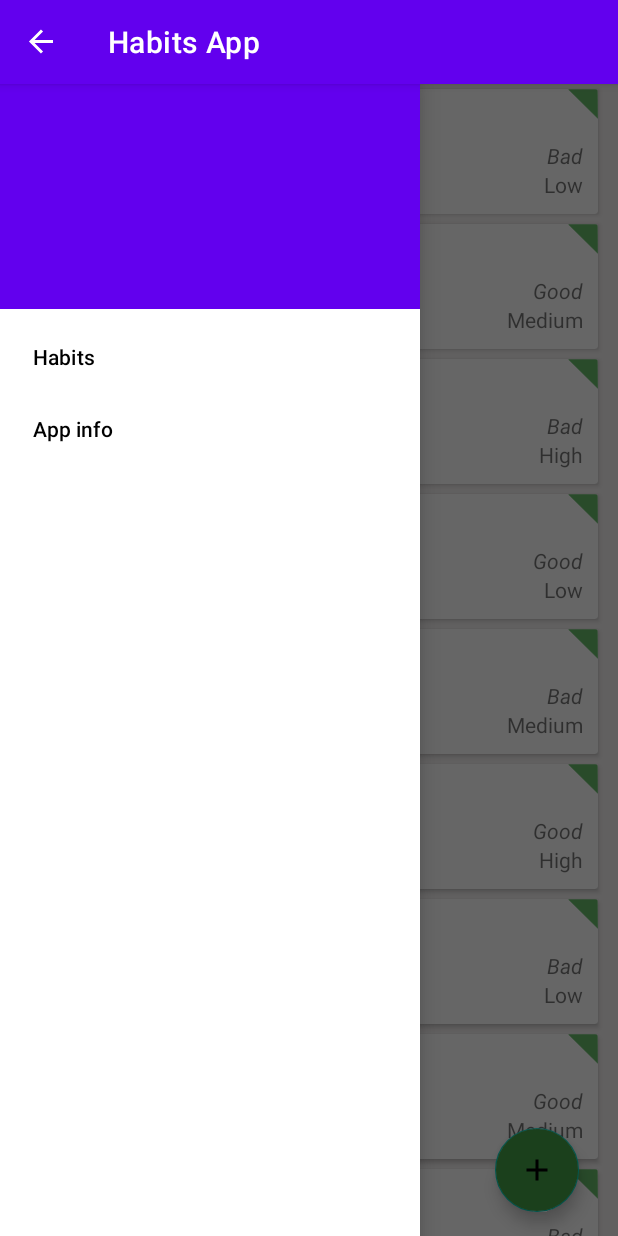
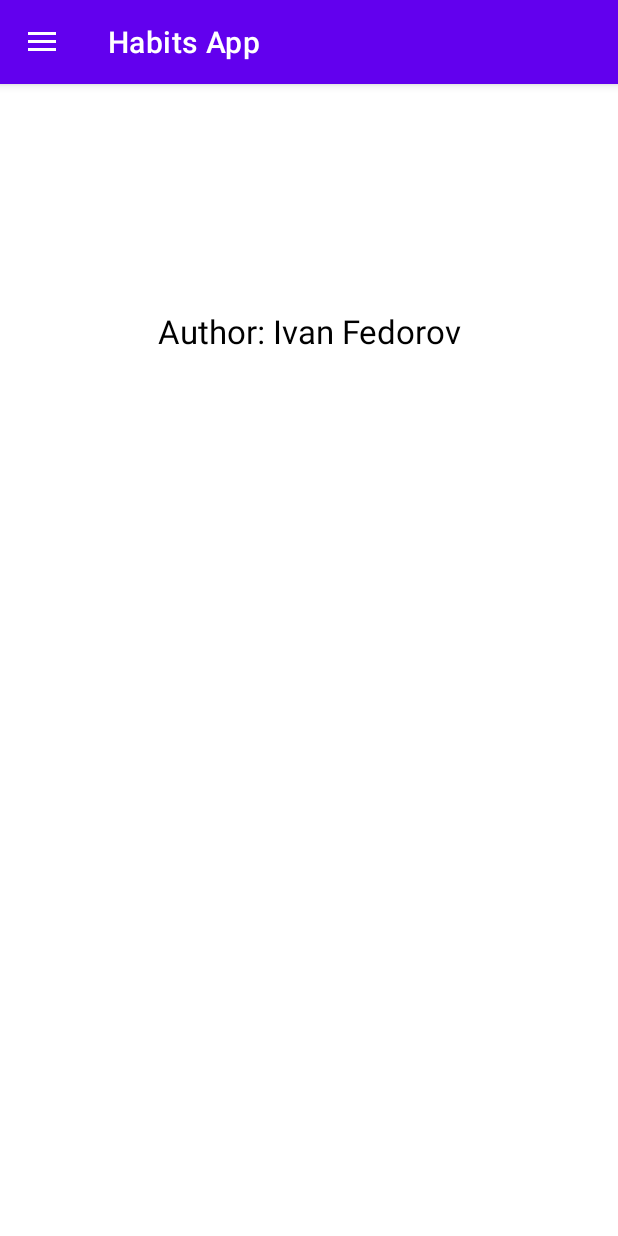
Before and after one commit to fed1v/habits-app, an Android app: the screen it shows after launch (MainActivity), in the side drawer, after a tap on "App info", on a phone screen of 412 x 824 dp. Run offline under Robolectric (Android 15) with nearby library versions, the phone set to English and light mode, and no system bars.

Commit message:
added AppInfo fragment

```diff
--- /dev/null
+++ b/app/src/main/java/com/ivan/habitsapp/presentation/AppInfoFragment.kt
@@ -0,0 +1,27 @@
+package com.ivan.habitsapp.presentation
+
+import android.os.Bundle
+import android.view.LayoutInflater
+import android.view.View
+import android.view.ViewGroup
+import androidx.fragment.app.Fragment
+import com.ivan.habitsapp.databinding.FragmentAppInfoBinding
+
+class AppInfoFragment : Fragment() {
+    companion object {
+        fun newInstance(): AppInfoFragment {
+            return AppInfoFragment()
+        }
+    }
+
+    private lateinit var binding: FragmentAppInfoBinding
+
+    override fun onCreateView(
+        inflater: LayoutInflater,
+        container: ViewGroup?,
+        savedInstanceState: Bundle?
+    ): View {
+        binding = FragmentAppInfoBinding.inflate(inflater, container, false)
+        return binding.root
+    }
+}
--- a/app/src/main/java/com/ivan/habitsapp/presentation/HabitsListFragment.kt
+++ b/app/src/main/java/com/ivan/habitsapp/presentation/HabitsListFragment.kt
@@ -14,8 +14,12 @@ import com.ivan.habitsapp.util.OnItemClickListener
 
 class HabitsListFragment : Fragment() {
 
-    companion object{
+    companion object {
         const val HABITS_LIST_FRAGMENT_TAG = "HabitsListFragment"
+
+        fun newInstance(): HabitsListFragment {
+            return HabitsListFragment()
+        }
     }
 
     private lateinit var binding: FragmentHabitsListBinding
--- a/app/src/main/java/com/ivan/habitsapp/presentation/MainActivity.kt
+++ b/app/src/main/java/com/ivan/habitsapp/presentation/MainActivity.kt
@@ -5,6 +5,7 @@ import android.view.MenuItem
 import android.widget.Toast
 import androidx.appcompat.app.ActionBarDrawerToggle
 import androidx.appcompat.app.AppCompatActivity
+import androidx.core.view.GravityCompat
 import com.ivan.habitsapp.R
 import com.ivan.habitsapp.databinding.ActivityMainBinding
 
@@ -37,8 +38,14 @@ class MainActivity : AppCompatActivity() {
 
         binding.mainActivityNavigationView.setNavigationItemSelectedListener {
             when (it.itemId) {
-                R.id.menuItemHomeScreen -> Toast.makeText(this, "Home", Toast.LENGTH_SHORT).show()
-                R.id.menuItemAppInfo -> Toast.makeText(this, "App Info", Toast.LENGTH_SHORT).show()
+                R.id.menuItemHomeScreen -> {
+                    binding.mainActivityDrawerLayout.closeDrawer(GravityCompat.START)
+                    openHabitsListFragment()
+                }
+                R.id.menuItemAppInfo -> {
+                    binding.mainActivityDrawerLayout.closeDrawer(GravityCompat.START)
+                    openAppInfoFragment()
+                }
                 else -> Toast.makeText(this, "Error", Toast.LENGTH_SHORT).show()
             }
             true
@@ -56,7 +63,14 @@ class MainActivity : AppCompatActivity() {
     private fun openHabitsListFragment() {
         supportFragmentManager
             .beginTransaction()
-            .replace(R.id.mainActivityFragmentContainer, HabitsListFragment())
+            .replace(R.id.mainActivityFragmentContainer, HabitsListFragment.newInstance())
+            .commit()
+    }
+
+    private fun openAppInfoFragment() {
+        supportFragmentManager
+            .beginTransaction()
+            .replace(R.id.mainActivityFragmentContainer, AppInfoFragment.newInstance())
             .commit()
     }
 
--- /dev/null
+++ b/app/src/main/res/layout/fragment_app_info.xml
@@ -0,0 +1,19 @@
+<?xml version="1.0" encoding="utf-8"?>
+<androidx.constraintlayout.widget.ConstraintLayout xmlns:android="http://schemas.android.com/apk/res/android"
+    xmlns:app="http://schemas.android.com/apk/res-auto"
+    android:layout_width="match_parent"
+    android:layout_height="match_parent">
+
+    <TextView
+        android:id="@+id/fragmentAppInfoTitle"
+        android:layout_width="wrap_content"
+        android:layout_height="wrap_content"
+        android:layout_marginTop="150dp"
+        android:text="@string/author_ivan_fedorov"
+        android:textColor="@color/black"
+        android:textSize="22sp"
+        app:layout_constraintEnd_toEndOf="parent"
+        app:layout_constraintStart_toStartOf="parent"
+        app:layout_constraintTop_toTopOf="parent" />
+
+</androidx.constraintlayout.widget.ConstraintLayout>
--- a/app/src/main/res/values/strings.xml
+++ b/app/src/main/res/values/strings.xml
@@ -15,6 +15,7 @@
     <string name="close">Close</string>
     <string name="habits">Habits</string>
     <string name="app_info">App info</string>
+    <string name="author_ivan_fedorov">Author: Ivan Fedorov</string>
     <string-array name="priorities">
         <item>Low</item>
         <item>Medium</item>
@@ -27,9 +28,4 @@
         <item>Month</item>
         <item>Year</item>
     </string-array>
-    <string-array name="navigation_drawer_items_array">
-        <item>Item1</item>
-        <item>Item2</item>
-        <item>Item3</item>
-    </string-array>
 </resources>
```
